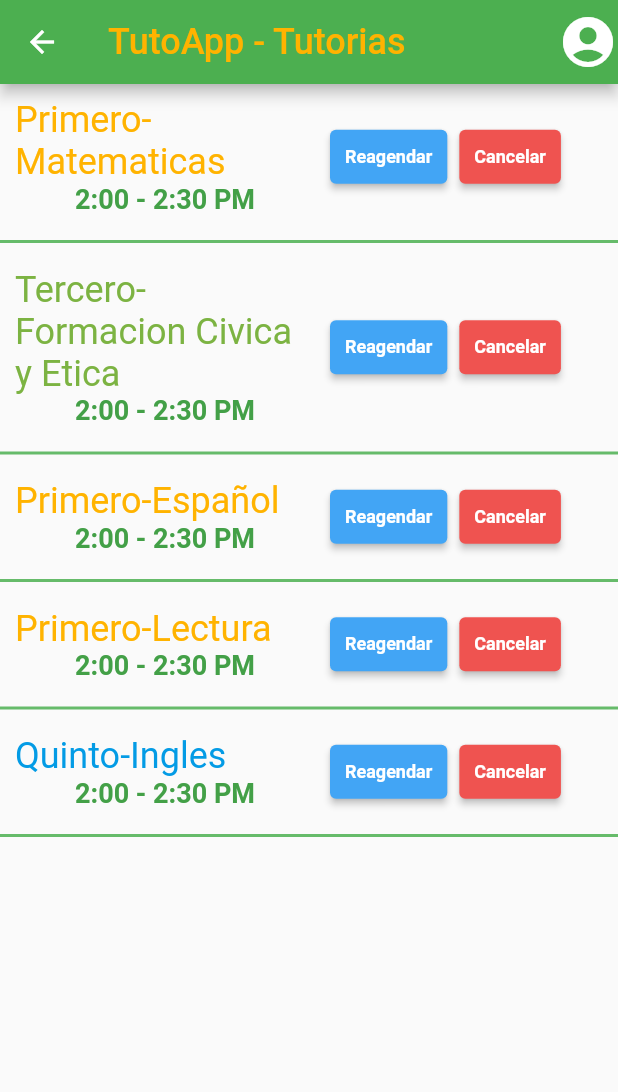
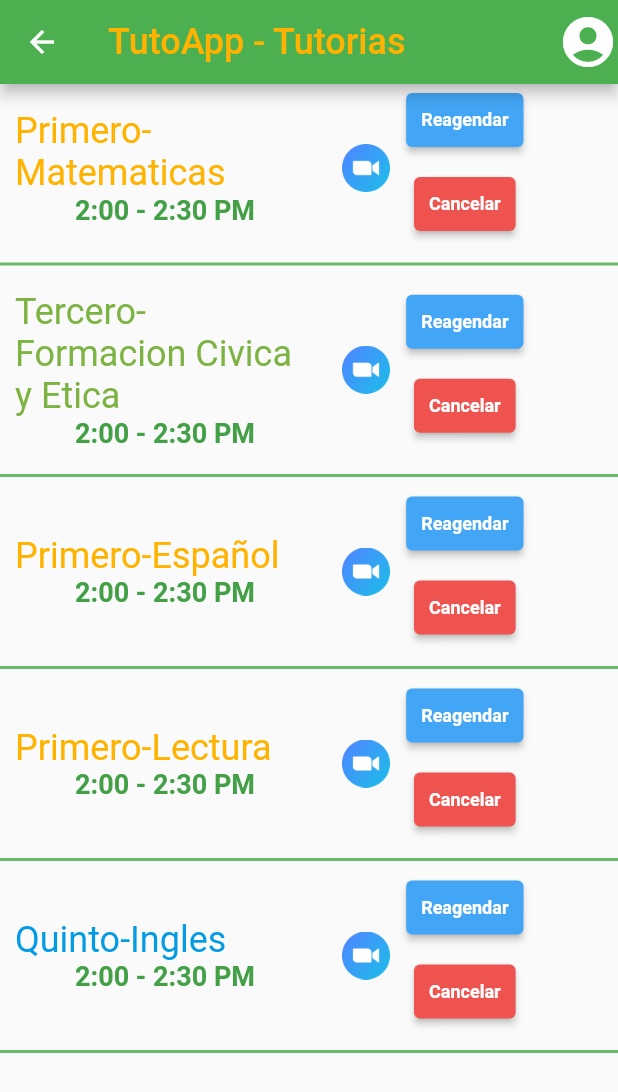
Before and after one commit to CluadiaSantana/Proyecto_Moviles, a Flutter app: the Agenda screen opened directly, on a phone screen of 412 x 824 dp. Shown: the top 1092 px of the screen. Run offline on Flutter 3.47's test engine with Material 2 defaults, Android fonts, the phone set to English and light mode, and no system bars; our stand-ins replace bloc, equatable, flutter_bloc; missing offline and left inert: dart_date; Roboto replaces fonts that are missing (Chewy-Regular).

Commit message:
zomm link

```diff
--- a/proyecto/lib/pages/agenda.dart
+++ b/proyecto/lib/pages/agenda.dart
@@ -94,6 +94,13 @@ class Agenda extends StatelessWidget {
             ],
           ),
         ),
+        IconButton(
+            onPressed: (() {
+              BlocProvider.of<TutoappBloc>(context).add(TutoappZoomEvent());
+            }),
+            icon: Image.asset('assets/images/zoom.png')),
+        Column(
+          children: [
             ElevatedButton(
               onPressed: () {
                 showModalBottomSheet<void>(
@@ -145,7 +152,8 @@ class Agenda extends StatelessWidget {
                                 ),
                               ),
                               Row(
-                            mainAxisAlignment: MainAxisAlignment.spaceAround,
+                                mainAxisAlignment:
+                                    MainAxisAlignment.spaceAround,
                                 children: [
                                   ElevatedButton(
                                     child: const Text('Aceptar'),
@@ -169,8 +177,8 @@ class Agenda extends StatelessWidget {
               style: ElevatedButton.styleFrom(
                   backgroundColor: Colors.blue[400],
                   padding: EdgeInsets.symmetric(horizontal: 10),
-              textStyle:
-                  const TextStyle(fontSize: 12, fontWeight: FontWeight.bold)),
+                  textStyle: const TextStyle(
+                      fontSize: 12, fontWeight: FontWeight.bold)),
             ),
             Padding(
               padding: const EdgeInsets.all(8.0),
@@ -182,10 +190,12 @@ class Agenda extends StatelessWidget {
                 style: ElevatedButton.styleFrom(
                     backgroundColor: Colors.red[400],
                     padding: EdgeInsets.symmetric(horizontal: 10),
-                textStyle:
-                    const TextStyle(fontSize: 12, fontWeight: FontWeight.bold)),
+                    textStyle: const TextStyle(
+                        fontSize: 12, fontWeight: FontWeight.bold)),
               ),
             )
+          ],
+        ),
       ],
     );
   }
--- a/proyecto/lib/pages/bloc/tutoapp_bloc.dart
+++ b/proyecto/lib/pages/bloc/tutoapp_bloc.dart
@@ -3,6 +3,7 @@ import 'package:bloc/bloc.dart';
 import 'package:equatable/equatable.dart';
 import 'package:meta/meta.dart';
 import 'package:dart_date/dart_date.dart';
+import 'package:url_launcher/url_launcher.dart';
 part 'tutoapp_event.dart';
 part 'tutoapp_state.dart';
 
@@ -78,6 +79,7 @@ class TutoappBloc extends Bloc<TutoappEvent, TutoappState> {
     on<TutoappCompleteAgendEvent>(_seeAgenda);
     on<TutoappCancelarEvent>(_cancelar);
     on<TutoappReagendarEvent>(_reagendar);
+    on<TutoappZoomEvent>(_goZoom);
   }
 
   FutureOr<void> _showList(
@@ -119,4 +121,13 @@ class TutoappBloc extends Bloc<TutoappEvent, TutoappState> {
       TutoappReagendarEvent event, Emitter<TutoappState> emit) {
     emit(TutoappReagendarState());
   }
+
+  FutureOr<void> _goZoom(
+      TutoappZoomEvent event, Emitter<TutoappState> emit) async {
+    Uri url = Uri.parse("https://www.google.com/");
+    await launchUrl(
+      url,
+      mode: LaunchMode.externalApplication,
+    );
+  }
 }
--- a/proyecto/lib/pages/bloc/tutoapp_event.dart
+++ b/proyecto/lib/pages/bloc/tutoapp_event.dart
@@ -8,6 +8,8 @@ abstract class TutoappEvent extends Equatable {
 }
 
 class TutoappReagendarEvent extends TutoappEvent {}
+
+class TutoappZoomEvent extends TutoappEvent {}
 
 class TutoappCancelarEvent extends TutoappEvent {}
 
--- a/proyecto/pubspec.yaml
+++ b/proyecto/pubspec.yaml
@@ -35,6 +35,7 @@ dependencies:
   navigation_drawer_menu:
   equatable:
   dart_date:
+  url_launcher:
 
 
   # The following adds the Cupertino Icons font to your application.
@@ -71,6 +72,7 @@ flutter:
     - assets/images/4.gif
     - assets/images/5.gif
     - assets/images/6.gif
+    - assets/images/zoom.png
 
   # An image asset can refer to one or more resolution-specific "variants", see
   # https://flutter.dev/assets-and-images/#resolution-aware
```
Also changed, not shown: proyecto/assets/images/zoom.png (added), proyecto/pubspec.lock. Lines whose indentation alone changed are shown as unchanged.
